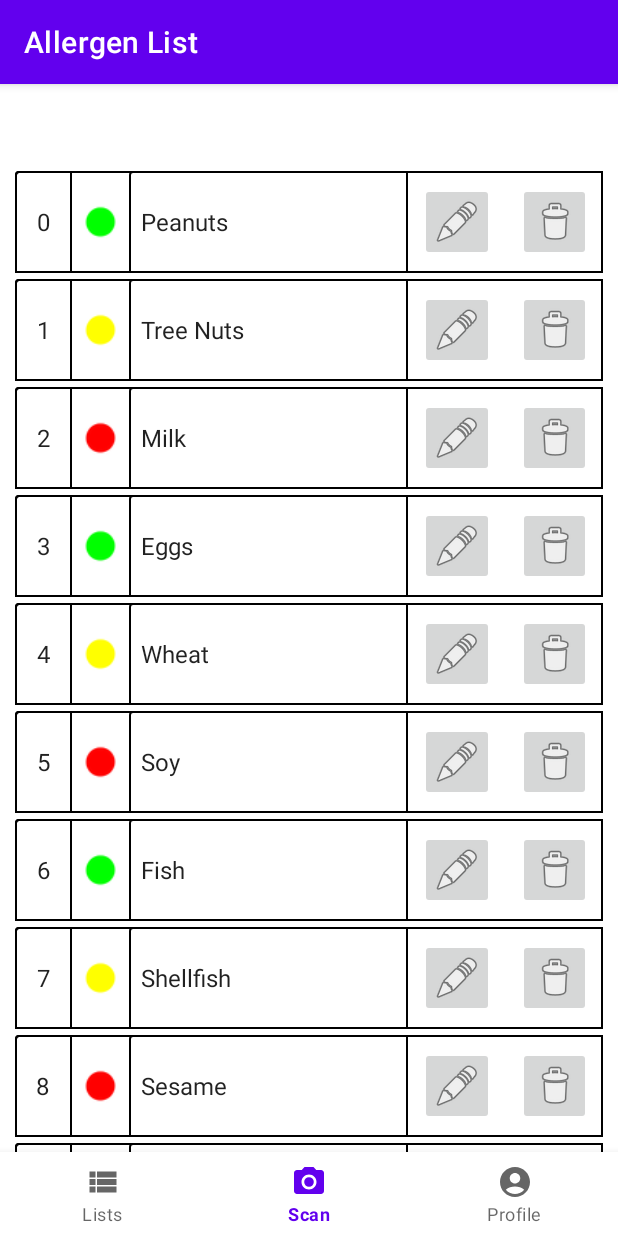
After one commit to helloItsBob/AllergenDetector, an Android app: the AllergenListFragment screen opened through its navigation route, on a phone screen of 412 x 824 dp. The commit adds this screen. Run offline under Robolectric (Android 15) with nearby library versions, the phone set to English and light mode, and no system bars; our stand-ins replace navigation-ui.

Commit message:
Allergen list fragment skeleton
-Allergen List (base) w/o edit/remove/add funcionality
- Allergen List and Allergen List Item xml's
- Navigation to Allergen List
- Gradle recyclerView update

```diff
--- a/app/build.gradle.kts
+++ b/app/build.gradle.kts
@@ -49,7 +49,7 @@ dependencies {
     implementation("androidx.navigation:navigation-fragment-ktx:2.7.4")
     implementation("androidx.navigation:navigation-ui-ktx:2.7.4")
     implementation("androidx.legacy:legacy-support-v4:1.0.0")
-    implementation("androidx.recyclerview:recyclerview:1.3.0")
+    implementation("androidx.recyclerview:recyclerview:1.3.2")
     testImplementation("junit:junit:4.13.2")
     androidTestImplementation("androidx.test.ext:junit:1.1.5")
     androidTestImplementation("androidx.test.espresso:espresso-core:3.5.1")
--- /dev/null
+++ b/app/src/main/java/com/bpr/allergendetector/ui/allergenlist/Allergen.kt
@@ -0,0 +1,8 @@
+package com.bpr.allergendetector.ui.allergenlist
+
+class Allergen(
+    val name: String,
+    val severity: Int
+) {
+
+}
--- /dev/null
+++ b/app/src/main/java/com/bpr/allergendetector/ui/allergenlist/AllergenListFragment.kt
@@ -0,0 +1,53 @@
+package com.bpr.allergendetector.ui.allergenlist
+
+import android.os.Bundle
+import android.view.LayoutInflater
+import android.view.View
+import android.view.ViewGroup
+import androidx.appcompat.app.ActionBar
+import androidx.fragment.app.Fragment
+import androidx.lifecycle.ViewModelProvider
+import androidx.recyclerview.widget.LinearLayoutManager
+import androidx.recyclerview.widget.RecyclerView
+import com.bpr.allergendetector.MainActivity
+import com.bpr.allergendetector.databinding.FragmentAllergenListBinding
+
+class AllergenListFragment : Fragment() {
+
+    private var _binding: FragmentAllergenListBinding? = null
+
+    // This property is only valid between onCreateView and
+    // onDestroyView.
+    private val binding get() = _binding!!
+
+    override fun onCreateView(
+        inflater: LayoutInflater,
+        container: ViewGroup?,
+        savedInstanceState: Bundle?
+    ): View {
+
+        val allergenListViewModel = ViewModelProvider(this)[AllergenListViewModel::class.java]
+
+        _binding = FragmentAllergenListBinding.inflate(inflater, container, false)
+        val root: View = binding.root
+
+
+        val recyclerView: RecyclerView = binding.allergenList
+
+        val allergenPlaceholderList: List<Allergen> =
+            allergenListViewModel.allergenTempList.value.orEmpty()
+
+        recyclerView.layoutManager = LinearLayoutManager(context)
+        recyclerView.adapter = AllergenRecyclerViewAdapter(allergenPlaceholderList)
+
+        val actionBar: ActionBar? = (activity as MainActivity?)?.supportActionBar
+        actionBar?.setDisplayHomeAsUpEnabled(false)
+
+        return root
+    }
+
+    override fun onDestroyView() {
+        super.onDestroyView()
+        _binding = null
+    }
+}
--- /dev/null
+++ b/app/src/main/java/com/bpr/allergendetector/ui/allergenlist/AllergenListViewModel.kt
@@ -0,0 +1,23 @@
+package com.bpr.allergendetector.ui.allergenlist
+
+import androidx.lifecycle.MutableLiveData
+import androidx.lifecycle.ViewModel
+
+class AllergenListViewModel : ViewModel() {
+
+    private val _allergenTempList = MutableLiveData<List<Allergen>>().apply {
+        value = listOf(
+            Allergen("Peanuts", 1),
+            Allergen("Tree Nuts", 2),
+            Allergen("Milk", 3),
+            Allergen("Eggs", 1),
+            Allergen("Wheat", 2),
+            Allergen("Soy", 3),
+            Allergen("Fish", 1),
+            Allergen("Shellfish", 2),
+            Allergen("Sesame", 3),
+            Allergen("Mustard", 1),
+        )
+    }
+    val allergenTempList: MutableLiveData<List<Allergen>> = _allergenTempList
+}
--- /dev/null
+++ b/app/src/main/java/com/bpr/allergendetector/ui/allergenlist/AllergenRecyclerViewAdapter.kt
@@ -0,0 +1,88 @@
+package com.bpr.allergendetector.ui.allergenlist
+
+import android.graphics.Color
+import androidx.recyclerview.widget.RecyclerView
+import android.view.LayoutInflater
+import android.view.ViewGroup
+import android.widget.ImageButton
+import android.widget.ImageView
+import android.widget.TextView
+import android.widget.Toast
+
+import com.bpr.allergendetector.databinding.FragmentAllergenItemBinding
+
+class AllergenRecyclerViewAdapter(
+    private val values: List<Allergen>
+) : RecyclerView.Adapter<AllergenRecyclerViewAdapter.ViewHolder>() {
+
+    override fun onCreateViewHolder(parent: ViewGroup, viewType: Int): ViewHolder {
+
+        return ViewHolder(
+            FragmentAllergenItemBinding.inflate(
+                LayoutInflater.from(parent.context),
+                parent,
+                false
+            )
+        )
+
+    }
+
+    override fun onBindViewHolder(holder: ViewHolder, position: Int) {
+        val item = values[position]
+        holder.idView.text = position.toString()
+        holder.contentView.text = item.name
+        holder.severityView = when (item.severity) {
+            1 -> {
+                holder.severityView.setColorFilter(Color.GREEN)
+                holder.severityView
+            }
+
+            2 -> {
+                holder.severityView.setColorFilter(Color.YELLOW)
+                holder.severityView
+            }
+
+            3 -> {
+                holder.severityView.setColorFilter(Color.RED)
+                holder.severityView
+            }
+
+            else -> {
+                holder.severityView.setColorFilter(Color.BLACK)
+                holder.severityView
+            }
+        }
+        //TODO implement edit for allergens
+        holder.editButtonView.setOnClickListener {
+            Toast.makeText(
+                holder.editButtonView.context,
+                "Edit is not implemented yet.",
+                Toast.LENGTH_SHORT
+            ).show()
+        }
+        //TODO implement remove for allergens
+        holder.deleteButtonView.setOnClickListener {
+            Toast.makeText(
+                holder.editButtonView.context,
+                "Remove is not implemented yet.",
+                Toast.LENGTH_SHORT
+            ).show()
+        }
+    }
+
+    override fun getItemCount(): Int = values.size
+
+    inner class ViewHolder(binding: FragmentAllergenItemBinding) :
+        RecyclerView.ViewHolder(binding.root) {
+        val idView: TextView = binding.allergenNumber
+        val contentView: TextView = binding.allergenContent
+        var severityView: ImageView = binding.allergenSeverity
+        val editButtonView: ImageButton = binding.allergenEdit
+        val deleteButtonView: ImageButton = binding.allergenDelete
+
+        override fun toString(): String {
+            return super.toString() + " '" + contentView.text + "'"
+        }
+    }
+
+}
--- a/app/src/main/java/com/bpr/allergendetector/ui/profile/ProfileButtonAdapter.kt
+++ b/app/src/main/java/com/bpr/allergendetector/ui/profile/ProfileButtonAdapter.kt
@@ -5,12 +5,13 @@ import android.view.View
 import android.view.ViewGroup
 import android.widget.Button
 import android.widget.Toast
+import androidx.navigation.NavController
 import androidx.recyclerview.widget.RecyclerView
 import com.bpr.allergendetector.R
 
 class ProfileButtonAdapter(
     private val buttonData: List<String>,
- //   private val navController: NavController //TODO Add navigation
+    private val navController: NavController
 ) :
     RecyclerView.Adapter<ProfileButtonAdapter.ButtonViewHolder>() {
 
@@ -29,15 +30,16 @@ class ProfileButtonAdapter(
         holder.button.text = buttonText
         holder.button.setOnClickListener {
             when (position) {
-//                0 -> {
-//                    navController.navigate(R.id.navigation_allergen_list) //TODO: Add navigation
-//                }
+                0 -> {
+                    navController.navigate(R.id.navigation_allergen_list) //TODO: Add navigation
+                }
+
                 else -> {
-                        Toast.makeText(
-                            holder.button.context,
-                            "You clicked on $buttonText and it doesn't do anything yet.",
-                            Toast.LENGTH_SHORT
-                        ).show()
+                    Toast.makeText(
+                        holder.button.context,
+                        "You clicked on $buttonText and it doesn't do anything yet.",
+                        Toast.LENGTH_SHORT
+                    ).show()
                 }
             }
         }
--- a/app/src/main/java/com/bpr/allergendetector/ui/profile/ProfileFragment.kt
+++ b/app/src/main/java/com/bpr/allergendetector/ui/profile/ProfileFragment.kt
@@ -8,8 +8,10 @@ import android.widget.ImageView
 import android.widget.TextView
 import androidx.fragment.app.Fragment
 import androidx.lifecycle.ViewModelProvider
+import androidx.navigation.findNavController
 import androidx.recyclerview.widget.LinearLayoutManager
 import androidx.recyclerview.widget.RecyclerView
+import com.bpr.allergendetector.R
 import com.bpr.allergendetector.databinding.FragmentProfileBinding
 
 class ProfileFragment : Fragment() {
@@ -45,10 +47,8 @@ class ProfileFragment : Fragment() {
             it.asString(context)
         }
 
-//        val navController = activity?.findNavController(R.id.nav_host_fragment_activity_main) //TODO Add navigation
-
-//        val profileButtonAdapter = ProfileButtonAdapter(buttonDataList, navController!!) //TODO Add navigation
-        val profileButtonAdapter = ProfileButtonAdapter(buttonDataList)
+        val navController = activity?.findNavController(R.id.nav_host_fragment_activity_main)
+        val profileButtonAdapter = ProfileButtonAdapter(buttonDataList, navController!!)
 
 
         val recyclerView: RecyclerView = binding.profileButtonList
--- /dev/null
+++ b/app/src/main/res/drawable/custom_background.xml
@@ -0,0 +1,11 @@
+<shape xmlns:android="http://schemas.android.com/apk/res/android"
+    android:shape="rectangle">
+    <corners
+        android:radius="2dp"
+        android:topRightRadius="0dp"
+        android:bottomRightRadius="0dp"
+        android:bottomLeftRadius="0dp" />
+    <stroke
+        android:width="1dp"
+        android:color="@android:color/black" />
+</shape>
--- /dev/null
+++ b/app/src/main/res/layout/fragment_allergen_item.xml
@@ -0,0 +1,62 @@
+<?xml version="1.0" encoding="utf-8"?>
+<LinearLayout xmlns:android="http://schemas.android.com/apk/res/android"
+    xmlns:app="http://schemas.android.com/apk/res-auto"
+    android:layout_width="match_parent"
+    android:layout_height="wrap_content"
+    android:layout_gravity="top"
+    android:layout_margin="2dp"
+    android:background="@drawable/custom_background"
+    android:orientation="horizontal">
+
+    <TextView
+        android:id="@+id/allergen_number"
+        android:layout_width="40dp"
+        android:layout_height="match_parent"
+        android:layout_weight="0.5"
+        android:background="@drawable/custom_background"
+        android:gravity="center"
+        android:paddingHorizontal="8dp"
+        android:textAppearance="?attr/textAppearanceListItem" />
+
+    <ImageView
+        android:id="@+id/allergen_severity"
+        android:layout_width="wrap_content"
+        android:layout_height="match_parent"
+        android:layout_weight="0.5"
+        android:contentDescription="@string/allergen_severity"
+        android:maxWidth="40dp"
+        android:maxHeight="40dp"
+        android:minWidth="40dp"
+        android:minHeight="40dp"
+        android:paddingHorizontal="8dp"
+        app:srcCompat="@android:drawable/presence_invisible" />
+
+    <TextView
+        android:id="@+id/allergen_content"
+        android:layout_width="200dp"
+        android:layout_height="match_parent"
+        android:layout_weight="3"
+        android:background="@drawable/custom_background"
+        android:gravity="center_vertical"
+        android:paddingHorizontal="8dp"
+        android:textAppearance="?attr/textAppearanceListItem" />
+
+    <ImageButton
+        android:id="@+id/allergen_edit"
+        android:layout_width="wrap_content"
+        android:layout_height="wrap_content"
+        android:layout_margin="8dp"
+        android:layout_weight="1.5"
+        android:contentDescription="@string/edit_allergen"
+        app:srcCompat="@android:drawable/ic_menu_edit" />
+
+    <ImageButton
+        android:id="@+id/allergen_delete"
+        android:layout_width="wrap_content"
+        android:layout_height="wrap_content"
+        android:layout_margin="8dp"
+        android:layout_weight="1.5"
+        android:contentDescription="@string/remove_allergen"
+        app:srcCompat="@android:drawable/ic_menu_delete" />
+
+</LinearLayout>
--- /dev/null
+++ b/app/src/main/res/layout/fragment_allergen_list.xml
@@ -0,0 +1,13 @@
+<?xml version="1.0" encoding="utf-8"?>
+<androidx.recyclerview.widget.RecyclerView xmlns:android="http://schemas.android.com/apk/res/android"
+    xmlns:app="http://schemas.android.com/apk/res-auto"
+    xmlns:tools="http://schemas.android.com/tools"
+    android:id="@+id/allergen_list"
+    android:name="com.bpr.allergendetector.ui.allergenlist.AllergenListFragment"
+    android:layout_width="match_parent"
+    android:layout_height="match_parent"
+    android:layout_marginHorizontal="8dp"
+    android:fitsSystemWindows="true"
+    app:layoutManager="LinearLayoutManager"
+    tools:context=".ui.allergenlist.AllergenListFragment"
+    tools:listitem="@layout/fragment_allergen_item" />
--- a/app/src/main/res/layout/fragment_profile.xml
+++ b/app/src/main/res/layout/fragment_profile.xml
@@ -12,9 +12,9 @@
         android:layout_height="match_parent"
         android:orientation="vertical"
         app:layout_constraintBottom_toBottomOf="parent"
+        app:layout_constraintEnd_toEndOf="parent"
         app:layout_constraintStart_toStartOf="parent"
-        app:layout_constraintTop_toTopOf="parent"
-        app:layout_constraintEnd_toEndOf="parent">
+        app:layout_constraintTop_toTopOf="parent">
 
         <ImageView
             android:id="@+id/profileImage"
@@ -22,9 +22,9 @@
             android:layout_height="100dp"
             android:layout_gravity="center"
             android:layout_weight="2"
+            android:contentDescription="@string/profile_avatar"
             android:gravity="center"
-            android:src="@drawable/baseline_profile_circle_24"
-            android:contentDescription="@string/profile_avatar" />
+            android:src="@drawable/baseline_profile_circle_24" />
 
         <TextView
             android:id="@+id/profileName"
@@ -54,7 +54,9 @@
             android:layout_marginTop="8dp"
             android:layout_marginBottom="8dp"
             android:layout_weight="7"
-            android:gravity="center" />
+            android:gravity="center"
+            tools:context=".ui.profile.ProfileFragment"
+            tools:listitem="@layout/profile_button_item" />
 
     </LinearLayout>
 </androidx.constraintlayout.widget.ConstraintLayout>
--- a/app/src/main/res/navigation/mobile_navigation.xml
+++ b/app/src/main/res/navigation/mobile_navigation.xml
@@ -22,4 +22,10 @@
         android:name="com.bpr.allergendetector.ui.profile.ProfileFragment"
         android:label="@string/title_profile"
         tools:layout="@layout/fragment_profile" />
+
+    <fragment
+        android:id="@+id/navigation_allergen_list"
+        android:name="com.bpr.allergendetector.ui.allergenlist.AllergenListFragment"
+        android:label="@string/title_allergen_list"
+        tools:layout="@layout/fragment_allergen_list" />
 </navigation>
--- a/app/src/main/res/values/strings.xml
+++ b/app/src/main/res/values/strings.xml
@@ -11,4 +11,8 @@
     <string name="profile_button_educational_tips">Educational Tips</string>
     <string name="placeholder">Placeholder</string>
     <string name="profile_avatar">Profile Avatar</string>
+    <string name="edit_allergen">Edit Allergen</string>
+    <string name="remove_allergen">Remove Allergen</string>
+    <string name="allergen_severity">Allergen severity</string>
+    <string name="title_allergen_list">Allergen List</string>
 </resources>
```
